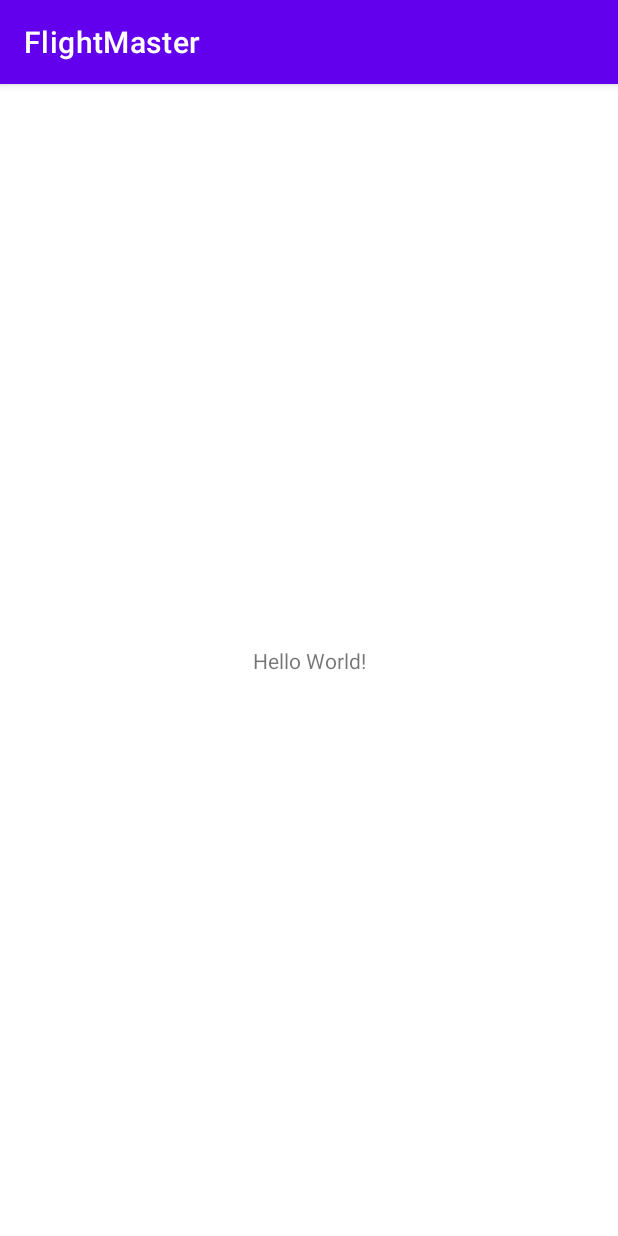
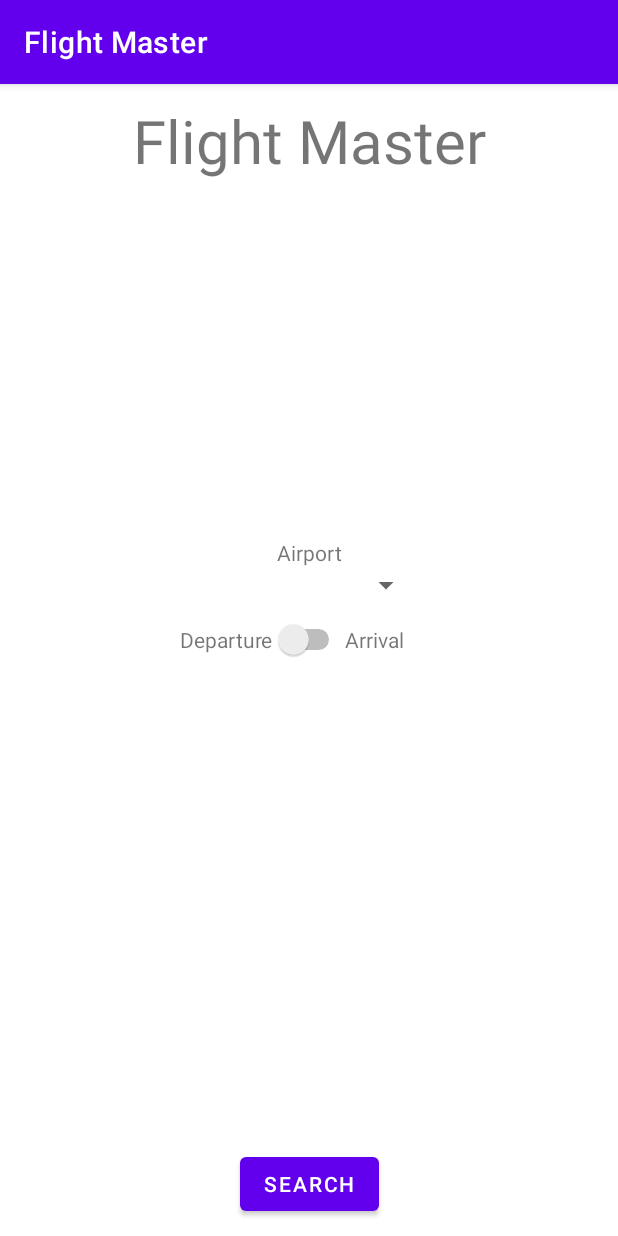
Before and after one commit to Gwe2B/FlightTrafficMaster, an Android app: the screen it shows after launch (MainActivity), on a phone screen of 412 x 824 dp. Run offline under Robolectric (Android 15) with nearby library versions, the phone set to English and light mode, and no system bars.

Commit message:
First Iteration for MainActivity Design

```diff
--- a/app/src/main/res/layout/activity_main.xml
+++ b/app/src/main/res/layout/activity_main.xml
@@ -4,15 +4,85 @@
     xmlns:tools="http://schemas.android.com/tools"
     android:layout_width="match_parent"
     android:layout_height="match_parent"
+    android:layout_margin="16px"
     tools:context=".MainActivity">
 
     <TextView
+        android:id="@+id/app_name"
         android:layout_width="wrap_content"
         android:layout_height="wrap_content"
-        android:text="Hello World!"
-        app:layout_constraintBottom_toBottomOf="parent"
+        android:text="@string/app_name"
+        android:textSize="40dp"
         app:layout_constraintLeft_toLeftOf="parent"
         app:layout_constraintRight_toRightOf="parent"
         app:layout_constraintTop_toTopOf="parent" />
 
+    <TextView
+        android:id="@+id/airport_label"
+        android:layout_width="wrap_content"
+        android:layout_height="wrap_content"
+        android:text="@string/airport_label"
+        app:layout_constraintBottom_toTopOf="@id/airport_label"
+        app:layout_constraintLeft_toLeftOf="parent"
+        app:layout_constraintRight_toRightOf="parent" />
+
+    <Spinner
+        android:id="@+id/airport_spinner"
+        android:layout_width="150dp"
+        android:layout_height="wrap_content"
+        android:layout_marginBottom="16px"
+        app:layout_constraintBottom_toTopOf="@+id/switch_dep_arr"
+        app:layout_constraintLeft_toLeftOf="parent"
+        app:layout_constraintRight_toRightOf="parent"
+        app:layout_constraintTop_toBottomOf="@id/airport_label" />
+
+    <TextView
+        android:id="@+id/departure_label"
+        android:layout_width="wrap_content"
+        android:layout_height="wrap_content"
+        android:text="@string/departure_label"
+        app:layout_constraintBottom_toBottomOf="@id/switch_dep_arr"
+        app:layout_constraintRight_toLeftOf="@id/switch_dep_arr"
+        app:layout_constraintTop_toTopOf="@id/switch_dep_arr" />
+
+    <Switch
+        android:id="@+id/switch_dep_arr"
+        android:layout_width="wrap_content"
+        android:layout_height="wrap_content"
+        app:layout_constraintBottom_toTopOf="@+id/guideline1"
+        app:layout_constraintLeft_toLeftOf="parent"
+        app:layout_constraintRight_toRightOf="parent" />
+
+    <TextView
+        android:id="@+id/arrival_label"
+        android:layout_width="wrap_content"
+        android:layout_height="wrap_content"
+        android:text="@string/arrival_label"
+        app:layout_constraintBottom_toBottomOf="@id/switch_dep_arr"
+        app:layout_constraintLeft_toRightOf="@id/switch_dep_arr"
+        app:layout_constraintTop_toTopOf="@id/switch_dep_arr" />
+
+    <Button
+        android:layout_width="wrap_content"
+        android:layout_height="wrap_content"
+        android:text="@string/search_button"
+        app:layout_constraintBottom_toBottomOf="parent"
+        app:layout_constraintLeft_toLeftOf="parent"
+        app:layout_constraintRight_toRightOf="parent" />
+
+    <androidx.constraintlayout.widget.Guideline
+        android:id="@+id/guideline1"
+        android:layout_width="wrap_content"
+        android:layout_height="wrap_content"
+        android:orientation="horizontal"
+        app:layout_constraintGuide_percent="0.5" />
+
+    <androidx.constraintlayout.widget.Guideline
+        android:id="@+id/guideline2"
+        android:layout_width="wrap_content"
+        android:layout_height="wrap_content"
+        android:orientation="vertical"
+        app:layout_constraintGuide_percent="0.5" />
+
+
 </androidx.constraintlayout.widget.ConstraintLayout>
--- a/app/src/main/res/values/strings.xml
+++ b/app/src/main/res/values/strings.xml
@@ -1,3 +1,7 @@
 <resources>
-    <string name="app_name">FlightMaster</string>
+    <string name="app_name">Flight Master</string>
+    <string name="airport_label">Airport</string>
+    <string name="departure_label">Departure</string>
+    <string name="arrival_label">Arrival</string>
+    <string name="search_button">Search</string>
 </resources>
```
